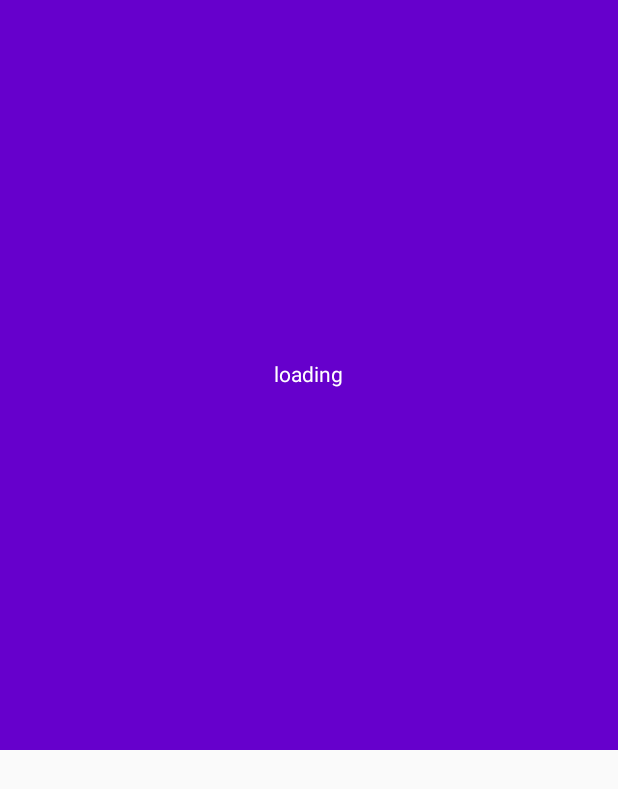
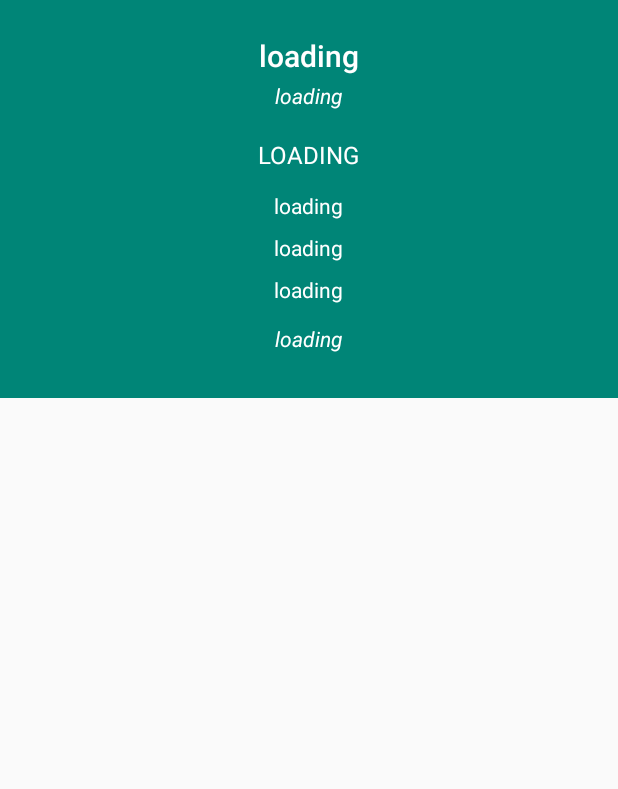
Before and after one commit to benoithebrard/RestoMaps, an Android app: the layout view_resto_details.xml on its own in the app's theme, with its tools: preview values and no code run, on a phone screen of 412 x 824 dp. Shown: the top 789 px of the screen. Run offline under Robolectric (Android 15) with nearby library versions, the phone set to English and light mode, and no system bars.

Commit message:
fix details fragment

```diff
--- a/app/src/main/java/com/bempaaa/restomaps/RestoMapsActivity.kt
+++ b/app/src/main/java/com/bempaaa/restomaps/RestoMapsActivity.kt
@@ -89,7 +89,7 @@ class RestoMapsActivity : AppCompatActivity(), OnMapReadyCallback {
             }
 
             setOnInfoWindowClickListener { marker ->
-                restoMapViewModel.getCachedVenue(marker.title)?.let { venue ->
+                restoMapViewModel.getCachedVenueByName(marker.title)?.let { venue ->
                     val restoDetailsFragment = RestoDetailsFragment.newInstance(venue)
                     restoDetailsFragment.show(supportFragmentManager, restoDetailsFragment.tag)
                 }
--- a/app/src/main/java/com/bempaaa/restomaps/data/RestoLocation.kt
+++ b/app/src/main/java/com/bempaaa/restomaps/data/RestoLocation.kt
@@ -1,6 +1,5 @@
 package com.bempaaa.restomaps.data
 
-import android.os.Parcelable
 import com.google.android.gms.maps.model.LatLng
 import com.google.android.gms.maps.model.MarkerOptions
 import kotlinx.serialization.SerialName
@@ -19,13 +18,29 @@ data class SearchResponseItem(
 @Serializable
 data class RestoVenue(
     @SerialName("name") val name: String,
-    @SerialName("location") val location: RestoLocation
+    @SerialName("contact") val contact: RestoContact? = null,
+    @SerialName("location") val location: RestoLocation,
+    @SerialName("categories") val categories: List<RestoCategory>,
+    @SerialName("url") val url: String? = null
+)
+
+@Serializable
+data class RestoCategory(
+    @SerialName("name") val name: String
+)
+
+@Serializable
+data class RestoContact(
+    @SerialName("phone") val phone: String
 )
 
 @Serializable
 data class RestoLocation(
     @SerialName("lat") val lat: Double,
-    @SerialName("lng") val lng: Double
+    @SerialName("lng") val lng: Double,
+    @SerialName("address") val address: String? = null,
+    @SerialName("postalCode") val postalCode: String? = null,
+    @SerialName("city") val city: String? = null
 )
 
 internal fun List<RestoVenue>.toMarkers(): List<MarkerOptions> = map { it.toMarker() }
--- a/app/src/main/java/com/bempaaa/restomaps/viewmodels/RestoDetailsViewModel.kt
+++ b/app/src/main/java/com/bempaaa/restomaps/viewmodels/RestoDetailsViewModel.kt
@@ -2,8 +2,22 @@ package com.bempaaa.restomaps.viewmodels
 
 import com.bempaaa.restomaps.data.RestoVenue
 
-data class RestoDetailsViewModel(val title: String)
+data class RestoDetailsViewModel(
+    val title: String,
+    val category: String?,
+    val phone: String?,
+    val address: String?,
+    val postalCode: String?,
+    val city: String?,
+    val websiteUrl: String?
+)
 
 internal fun RestoVenue.toRestoDetailsViewModel() = RestoDetailsViewModel(
-    title = name
+    title = name,
+    category = categories.getOrNull(0)?.name,
+    phone = contact?.phone,
+    address = location.address,
+    postalCode = location.postalCode,
+    city = location.city,
+    websiteUrl = url
 )
--- a/app/src/main/java/com/bempaaa/restomaps/viewmodels/RestoMapViewModel.kt
+++ b/app/src/main/java/com/bempaaa/restomaps/viewmodels/RestoMapViewModel.kt
@@ -50,7 +50,7 @@ class RestoMapViewModel : ViewModel() {
         }
     }
 
-    fun getCachedVenue(name: String) = repository.getCachedVenueByName(name)
+    fun getCachedVenueByName(name: String) = repository.getCachedVenueByName(name)
 
     sealed class FetchResult {
         object Loading : FetchResult()
--- a/app/src/main/res/layout/view_resto_details.xml
+++ b/app/src/main/res/layout/view_resto_details.xml
@@ -12,23 +12,110 @@
         <import type="android.view.View" />
     </data>
 
-    <FrameLayout
+    <LinearLayout
         android:layout_width="match_parent"
         android:layout_height="wrap_content"
-        android:background="@color/colorPrimaryDark">
+        android:background="@color/colorPrimary"
+        android:gravity="center_horizontal"
+        android:orientation="vertical"
+        android:padding="20dp">
 
         <TextView
             android:layout_width="wrap_content"
-            android:layout_height="500dp"
-            android:layout_gravity="center"
-            android:gravity="center"
+            android:layout_height="wrap_content"
+            android:fontFamily="sans-serif-medium"
+            android:paddingStart="8dp"
+            android:paddingTop="3dp"
+            android:paddingEnd="8dp"
+            android:text="@{viewModel.title}"
+            android:textColor="#ffffff"
+            android:textSize="20sp"
+            tools:text="loading" />
+
+        <TextView
+            android:layout_width="wrap_content"
+            android:layout_height="wrap_content"
+            android:fontFamily="sans-serif"
+            android:paddingStart="8dp"
+            android:paddingTop="3dp"
+            android:paddingEnd="8dp"
+            android:paddingBottom="15dp"
+            android:text="@{viewModel.category}"
+            android:textColor="#ffffff"
+            android:textSize="14sp"
+            android:textStyle="italic"
+            tools:text="loading" />
+
+        <TextView
+            android:layout_width="wrap_content"
+            android:layout_height="wrap_content"
+            android:fontFamily="sans-serif"
+            android:paddingStart="8dp"
+            android:paddingTop="3dp"
+            android:paddingEnd="8dp"
+            android:paddingBottom="10dp"
+            android:text="@{viewModel.phone}"
+            android:textAllCaps="true"
+            android:textColor="#ffffff"
+            android:textSize="16sp"
+            android:visibility="@{viewModel.phone == null ? View.GONE : View.VISIBLE}"
+            tools:text="loading" />
+
+        <TextView
+            android:layout_width="wrap_content"
+            android:layout_height="wrap_content"
             android:fontFamily="sans-serif"
             android:paddingStart="8dp"
             android:paddingTop="3dp"
             android:paddingEnd="8dp"
             android:paddingBottom="5dp"
-            android:text="@{viewModel.title}"
+            android:text="@{viewModel.address}"
             android:textColor="#ffffff"
+            android:textSize="14sp"
+            android:visibility="@{viewModel.address == null ? View.GONE : View.VISIBLE}"
             tools:text="loading" />
-    </FrameLayout>
+
+        <TextView
+            android:layout_width="wrap_content"
+            android:layout_height="wrap_content"
+            android:fontFamily="sans-serif"
+            android:paddingStart="8dp"
+            android:paddingTop="3dp"
+            android:paddingEnd="8dp"
+            android:paddingBottom="5dp"
+            android:text="@{viewModel.postalCode}"
+            android:textColor="#ffffff"
+            android:textSize="14sp"
+            android:visibility="@{viewModel.postalCode == null ? View.GONE : View.VISIBLE}"
+            tools:text="loading" />
+
+        <TextView
+            android:layout_width="wrap_content"
+            android:layout_height="wrap_content"
+            android:fontFamily="sans-serif"
+            android:paddingStart="8dp"
+            android:paddingTop="3dp"
+            android:paddingEnd="8dp"
+            android:paddingBottom="10dp"
+            android:text="@{viewModel.city}"
+            android:textColor="#ffffff"
+            android:textSize="14sp"
+            android:visibility="@{viewModel.city == null ? View.GONE : View.VISIBLE}"
+            tools:text="loading" />
+
+        <TextView
+            android:layout_width="wrap_content"
+            android:layout_height="wrap_content"
+            android:fontFamily="sans-serif"
+            android:paddingStart="8dp"
+            android:paddingTop="3dp"
+            android:paddingEnd="8dp"
+            android:paddingBottom="10dp"
+            android:text="@{viewModel.websiteUrl}"
+            android:textColor="#ffffff"
+            android:textSize="14sp"
+            android:textStyle="italic"
+            android:visibility="@{viewModel.websiteUrl == null ? View.GONE : View.VISIBLE}"
+            tools:text="loading" />
+    </LinearLayout>
 </layout>
```
Also changed, not shown: 2 other files.
